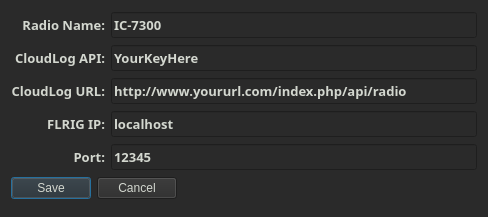
Old version of the form settings.ui in the repository mbridak/CloudLogPyCAT.
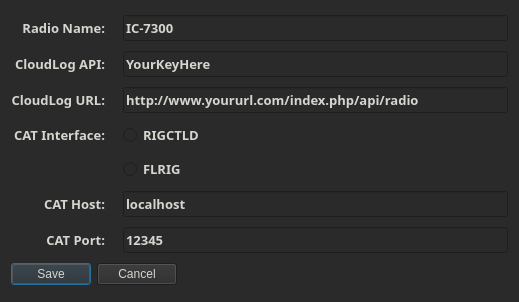
New version of the form.

Patch:
```diff
--- a/settings.ui
+++ b/settings.ui
@@ -6,8 +6,8 @@
    <rect>
     <x>0</x>
     <y>0</y>
-    <width>488</width>
-    <height>217</height>
+    <width>519</width>
+    <height>302</height>
    </rect>
   </property>
   <property name="windowTitle">
@@ -18,72 +18,6 @@
 color: rgb(211, 215, 207);</string>
   </property>
   <layout class="QGridLayout" name="gridLayout">
-   <item row="0" column="0">
-    <widget class="QLabel" name="label_2">
-     <property name="font">
-      <font>
-       <family>JetBrains Mono</family>
-       <pointsize>10</pointsize>
-       <weight>75</weight>
-       <bold>true</bold>
-      </font>
-     </property>
-     <property name="text">
-      <string>Radio Name:</string>
-     </property>
-     <property name="alignment">
-      <set>Qt::AlignRight|Qt::AlignTrailing|Qt::AlignVCenter</set>
-     </property>
-    </widget>
-   </item>
-   <item row="0" column="1">
-    <widget class="QLineEdit" name="radioname_field">
-     <property name="font">
-      <font>
-       <family>JetBrains Mono</family>
-       <pointsize>10</pointsize>
-       <weight>75</weight>
-       <bold>true</bold>
-      </font>
-     </property>
-     <property name="text">
-      <string>IC-7300</string>
-     </property>
-    </widget>
-   </item>
-   <item row="1" column="0">
-    <widget class="QLabel" name="label_4">
-     <property name="font">
-      <font>
-       <family>JetBrains Mono</family>
-       <pointsize>10</pointsize>
-       <weight>75</weight>
-       <bold>true</bold>
-      </font>
-     </property>
-     <property name="text">
-      <string>CloudLog API:</string>
-     </property>
-     <property name="alignment">
-      <set>Qt::AlignRight|Qt::AlignTrailing|Qt::AlignVCenter</set>
-     </property>
-    </widget>
-   </item>
-   <item row="1" column="1">
-    <widget class="QLineEdit" name="cloudlogapi_field">
-     <property name="font">
-      <font>
-       <family>JetBrains Mono</family>
-       <pointsize>10</pointsize>
-       <weight>75</weight>
-       <bold>true</bold>
-      </font>
-     </property>
-     <property name="text">
-      <string>YourKeyHere</string>
-     </property>
-    </widget>
-   </item>
    <item row="2" column="0">
     <widget class="QLabel" name="label_5">
      <property name="font">
@@ -102,7 +36,58 @@
      </property>
     </widget>
    </item>
-   <item row="2" column="1">
+   <item row="8" column="0">
+    <widget class="QLabel" name="label_7">
+     <property name="font">
+      <font>
+       <family>JetBrains Mono</family>
+       <pointsize>10</pointsize>
+       <weight>75</weight>
+       <bold>true</bold>
+      </font>
+     </property>
+     <property name="text">
+      <string>CAT Port:</string>
+     </property>
+     <property name="alignment">
+      <set>Qt::AlignRight|Qt::AlignTrailing|Qt::AlignVCenter</set>
+     </property>
+    </widget>
+   </item>
+   <item row="1" column="3">
+    <widget class="QLineEdit" name="cloudlogapi_field">
+     <property name="font">
+      <font>
+       <family>JetBrains Mono</family>
+       <pointsize>10</pointsize>
+       <weight>75</weight>
+       <bold>true</bold>
+      </font>
+     </property>
+     <property name="text">
+      <string>YourKeyHere</string>
+     </property>
+    </widget>
+   </item>
+   <item row="0" column="0">
+    <widget class="QLabel" name="label_2">
+     <property name="font">
+      <font>
+       <family>JetBrains Mono</family>
+       <pointsize>10</pointsize>
+       <weight>75</weight>
+       <bold>true</bold>
+      </font>
+     </property>
+     <property name="text">
+      <string>Radio Name:</string>
+     </property>
+     <property name="alignment">
+      <set>Qt::AlignRight|Qt::AlignTrailing|Qt::AlignVCenter</set>
+     </property>
+    </widget>
+   </item>
+   <item row="2" column="3">
     <widget class="QLineEdit" name="cloudlogurl_field">
      <property name="font">
       <font>
@@ -117,58 +102,7 @@
      </property>
     </widget>
    </item>
-   <item row="3" column="0">
-    <widget class="QLabel" name="label_6">
-     <property name="font">
-      <font>
-       <family>JetBrains Mono</family>
-       <pointsize>10</pointsize>
-       <weight>75</weight>
-       <bold>true</bold>
-      </font>
-     </property>
-     <property name="text">
-      <string>FLRIG IP:</string>
-     </property>
-     <property name="alignment">
-      <set>Qt::AlignRight|Qt::AlignTrailing|Qt::AlignVCenter</set>
-     </property>
-    </widget>
-   </item>
-   <item row="3" column="1">
-    <widget class="QLineEdit" name="rigcontrolip_field">
-     <property name="font">
-      <font>
-       <family>JetBrains Mono</family>
-       <pointsize>10</pointsize>
-       <weight>75</weight>
-       <bold>true</bold>
-      </font>
-     </property>
-     <property name="text">
-      <string>localhost</string>
-     </property>
-    </widget>
-   </item>
-   <item row="4" column="0">
-    <widget class="QLabel" name="label_7">
-     <property name="font">
-      <font>
-       <family>JetBrains Mono</family>
-       <pointsize>10</pointsize>
-       <weight>75</weight>
-       <bold>true</bold>
-      </font>
-     </property>
-     <property name="text">
-      <string>Port:</string>
-     </property>
-     <property name="alignment">
-      <set>Qt::AlignRight|Qt::AlignTrailing|Qt::AlignVCenter</set>
-     </property>
-    </widget>
-   </item>
-   <item row="4" column="1">
+   <item row="8" column="3">
     <widget class="QLineEdit" name="rigcontrolport_field">
      <property name="font">
       <font>
@@ -183,7 +117,55 @@
      </property>
     </widget>
    </item>
-   <item row="5" column="0" colspan="2">
+   <item row="4" column="3">
+    <widget class="QRadioButton" name="rigctld_radioButton">
+     <property name="font">
+      <font>
+       <family>JetBrains Mono</family>
+       <pointsize>10</pointsize>
+       <weight>75</weight>
+       <bold>true</bold>
+      </font>
+     </property>
+     <property name="text">
+      <string>RIGCTLD</string>
+     </property>
+    </widget>
+   </item>
+   <item row="7" column="3">
+    <widget class="QLineEdit" name="rigcontrolip_field">
+     <property name="font">
+      <font>
+       <family>JetBrains Mono</family>
+       <pointsize>10</pointsize>
+       <weight>75</weight>
+       <bold>true</bold>
+      </font>
+     </property>
+     <property name="text">
+      <string>localhost</string>
+     </property>
+    </widget>
+   </item>
+   <item row="7" column="0">
+    <widget class="QLabel" name="label_6">
+     <property name="font">
+      <font>
+       <family>JetBrains Mono</family>
+       <pointsize>10</pointsize>
+       <weight>75</weight>
+       <bold>true</bold>
+      </font>
+     </property>
+     <property name="text">
+      <string>CAT Host:</string>
+     </property>
+     <property name="alignment">
+      <set>Qt::AlignRight|Qt::AlignTrailing|Qt::AlignVCenter</set>
+     </property>
+    </widget>
+   </item>
+   <item row="9" column="0" colspan="4">
     <widget class="QDialogButtonBox" name="buttonBox">
      <property name="sizePolicy">
       <sizepolicy hsizetype="Maximum" vsizetype="Fixed">
@@ -202,6 +184,9 @@
      <property name="layoutDirection">
       <enum>Qt::LeftToRight</enum>
      </property>
+     <property name="autoFillBackground">
+      <bool>false</bool>
+     </property>
      <property name="orientation">
       <enum>Qt::Horizontal</enum>
      </property>
@@ -213,6 +198,72 @@
      </property>
     </widget>
    </item>
+   <item row="0" column="3">
+    <widget class="QLineEdit" name="radioname_field">
+     <property name="font">
+      <font>
+       <family>JetBrains Mono</family>
+       <pointsize>10</pointsize>
+       <weight>75</weight>
+       <bold>true</bold>
+      </font>
+     </property>
+     <property name="text">
+      <string>IC-7300</string>
+     </property>
+    </widget>
+   </item>
+   <item row="1" column="0">
+    <widget class="QLabel" name="label_4">
+     <property name="font">
+      <font>
+       <family>JetBrains Mono</family>
+       <pointsize>10</pointsize>
+       <weight>75</weight>
+       <bold>true</bold>
+      </font>
+     </property>
+     <property name="text">
+      <string>CloudLog API:</string>
+     </property>
+     <property name="alignment">
+      <set>Qt::AlignRight|Qt::AlignTrailing|Qt::AlignVCenter</set>
+     </property>
+    </widget>
+   </item>
+   <item row="5" column="3">
+    <widget class="QRadioButton" name="flrig_radioButton">
+     <property name="font">
+      <font>
+       <family>JetBrains Mono</family>
+       <pointsize>10</pointsize>
+       <weight>75</weight>
+       <bold>true</bold>
+      </font>
+     </property>
+     <property name="text">
+      <string>FLRIG</string>
+     </property>
+    </widget>
+   </item>
+   <item row="4" column="0">
+    <widget class="QLabel" name="label">
+     <property name="font">
+      <font>
+       <family>JetBrains Mono</family>
+       <pointsize>10</pointsize>
+       <weight>75</weight>
+       <bold>true</bold>
+      </font>
+     </property>
+     <property name="text">
+      <string>CAT Interface:</string>
+     </property>
+     <property name="alignment">
+      <set>Qt::AlignRight|Qt::AlignTrailing|Qt::AlignVCenter</set>
+     </property>
+    </widget>
+   </item>
   </layout>
  </widget>
  <resources/>
```
